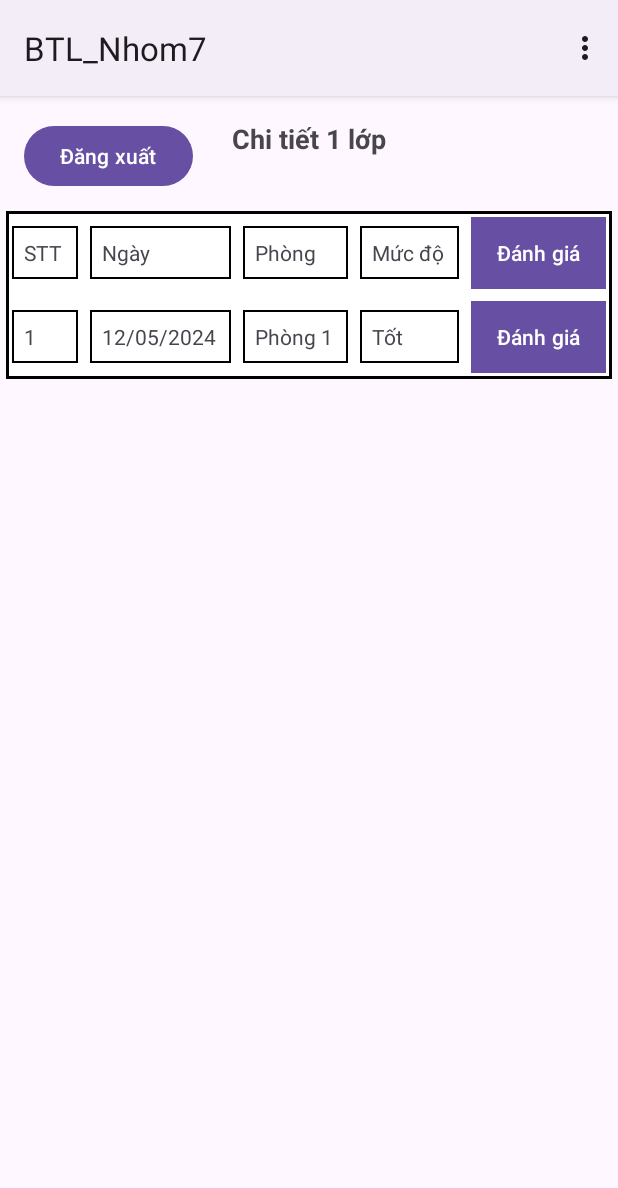
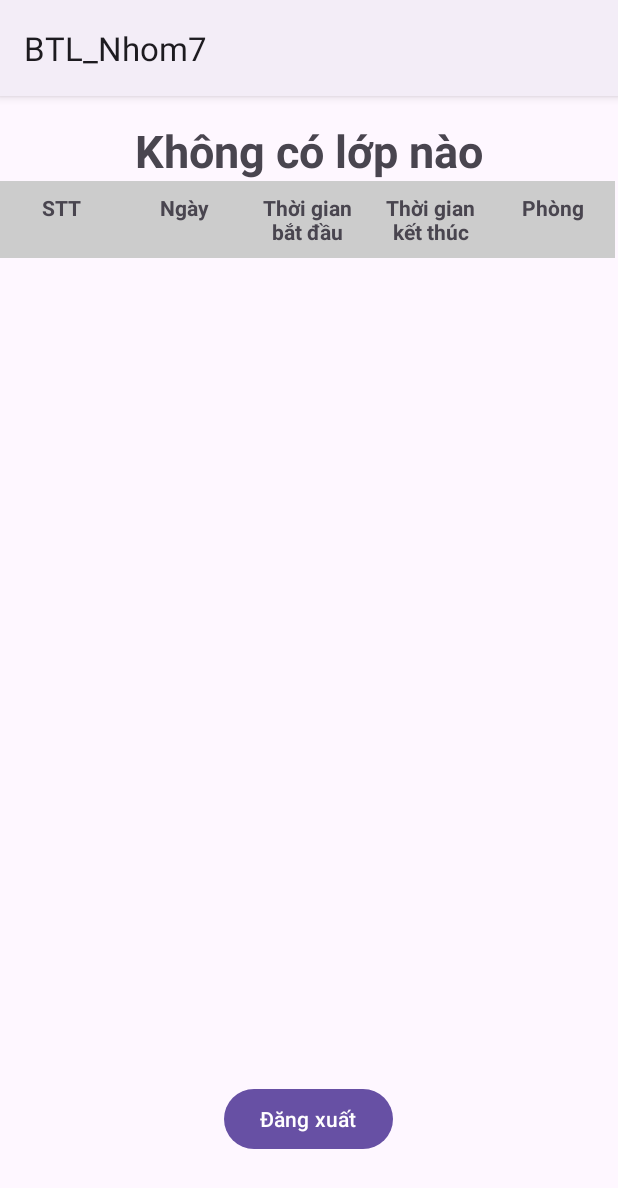
Before and after one commit to hunglydev/BTL_Nhom7, an Android app: the DetailOfClassActivity screen opened directly, with no data from a screen before it, on a phone screen of 412 x 824 dp. Shown: the top 1188 px of the screen. Run offline under Robolectric (Android 15) with nearby library versions, the phone set to English and light mode, and no system bars; 3 statements that could not run were skipped.

Commit message:
feat: see detail when login of student not teacher

```diff
--- a/app/build.gradle.kts
+++ b/app/build.gradle.kts
@@ -40,4 +40,7 @@ dependencies {
     testImplementation(libs.junit)
     androidTestImplementation(libs.ext.junit)
     androidTestImplementation(libs.espresso.core)
+    implementation("androidx.recyclerview:recyclerview:1.3.2")
+    // For control over item selection of both touch and mouse driven selection
+    implementation("androidx.recyclerview:recyclerview-selection:1.1.0")
 }
--- a/app/src/main/java/com/example/btl_nhom7/DetailOfClassActivity.java
+++ b/app/src/main/java/com/example/btl_nhom7/DetailOfClassActivity.java
@@ -1,62 +1,92 @@
 package com.example.btl_nhom7;
 
+import android.content.Intent;
+import android.database.sqlite.SQLiteDatabase;
 import android.os.Bundle;
 import android.view.Menu;
 import android.view.MenuInflater;
 import android.view.MenuItem;
 import android.view.View;
 import android.widget.Button;
+import android.widget.LinearLayout;
+import android.widget.TableRow;
 import android.widget.TextView;
 import android.widget.Toast;
 
 import androidx.appcompat.app.AppCompatActivity;
+import androidx.core.content.ContextCompat;
+import androidx.recyclerview.widget.LinearLayoutManager;
+import androidx.recyclerview.widget.RecyclerView;
+
+import com.example.btl_nhom7.adapter.AssignmentAdapter;
+import com.example.btl_nhom7.database.SqlHelper;
+import com.example.btl_nhom7.databinding.ActivityDetailOfClassBinding;
+import com.example.btl_nhom7.model.Assignment;
+
+import java.util.ArrayList;
 
 public class DetailOfClassActivity extends AppCompatActivity {
-
-    private Button btnLogout;
-    private TextView tvTitle;
+    ActivityDetailOfClassBinding binding;
+    ArrayList<Assignment> assignments = new ArrayList<>();
+    ArrayList<String> classIDs = new ArrayList<>();
+    SqlHelper sqlHelper;
 
     @Override
     protected void onCreate(Bundle savedInstanceState) {
         super.onCreate(savedInstanceState);
-        setContentView(R.layout.activity_detail_of_class);
+        binding = ActivityDetailOfClassBinding.inflate(getLayoutInflater());
+        setContentView(binding.getRoot());
 
-        btnLogout = findViewById(R.id.btn_logout);
-        tvTitle = findViewById(R.id.tv_title);
+        Intent intent = getIntent();
+        String studentId = intent.getStringExtra("data"); // Ensure this key matches what's being passed from LoginActivity.
 
-        // Set logout button click event
-        btnLogout.setOnClickListener(new View.OnClickListener() {
-            @Override
-            public void onClick(View v) {
-                Toast.makeText(DetailOfClassActivity.this, "Logged out", Toast.LENGTH_SHORT).show();
-            }
+        sqlHelper = new SqlHelper(getApplicationContext());
+        classIDs = sqlHelper.getClassOfStudent(studentId); // Assuming this method correctly fetches the class IDs.
+
+        if (!classIDs.isEmpty()) {
+            setupRecyclerView(classIDs.get(0)); // Setup RecyclerView with the first class ID
+            binding.tvTitle.setText("Chi tiết Lớp: " + classIDs.get(0)); // Set the title to the first class
+        }
+        else{
+            binding.tvTitle.setText("Không có lớp nào");
+        }
+        binding.btnLogout.setOnClickListener(v -> {
+            finish();
         });
+    }
+
+    private void setupRecyclerView(String classId) {
+        ArrayList<Assignment> assignments = sqlHelper.getAllAssignmentOfClass(classId);
+        AssignmentAdapter adapter = new AssignmentAdapter(this);
+        adapter.setData(assignments);
+        LinearLayoutManager linearLayoutManager = new LinearLayoutManager(this);
+        binding.rcvDetailOfClass.setLayoutManager(linearLayoutManager);
+        binding.rcvDetailOfClass.setAdapter(adapter);
     }
 
     @Override
     public boolean onCreateOptionsMenu(Menu menu) {
         MenuInflater inflater = getMenuInflater();
         inflater.inflate(R.menu.class_menu, menu);
+
+        // Dynamically add menu items based on class IDs
+        menu.clear();
+        for (int i = 0; i < classIDs.size(); i++) {
+            menu.add(0, Menu.FIRST + i, Menu.NONE, "Lớp " + classIDs.get(i));
+        }
         return true;
     }
 
     @Override
     public boolean onOptionsItemSelected(MenuItem item) {
-        int itemId = item.getItemId();
-        if (itemId == R.id.class1) {
-            tvTitle.setText("Chi tiết Lớp 1");
+        // Handle item selection by class IDs
+        int itemId = item.getItemId() - Menu.FIRST;
+        if (itemId >= 0 && itemId < classIDs.size()) {
+            String selectedClassId = classIDs.get(itemId);
+            binding.tvTitle.setText("Chi tiết Lớp: " + selectedClassId);
+            setupRecyclerView(selectedClassId);
             return true;
-        } else if (itemId == R.id.class2) {
-            tvTitle.setText("Chi tiết Lớp 2");
-            return true;
-        } else if (itemId == R.id.class3) {
-            tvTitle.setText("Chi tiết Lớp 3");
-            return true;
-        } else if (itemId == R.id.class4) {
-            tvTitle.setText("Chi tiết Lớp 4");
-            return true;
-        } else {
-            return super.onOptionsItemSelected(item);
         }
+        return super.onOptionsItemSelected(item);
     }
 }
--- a/app/src/main/res/layout/activity_detail_of_class.xml
+++ b/app/src/main/res/layout/activity_detail_of_class.xml
@@ -1,66 +1,86 @@
 <?xml version="1.0" encoding="utf-8"?>
-<RelativeLayout xmlns:android="http://schemas.android.com/apk/res/android"
+<LinearLayout xmlns:android="http://schemas.android.com/apk/res/android"
     xmlns:tools="http://schemas.android.com/tools"
     android:layout_width="match_parent"
     android:layout_height="match_parent"
+    android:orientation="vertical"
     tools:context=".DetailOfClassActivity">
+    <TextView
+        android:id="@+id/tv_title"
+        android:layout_width="match_parent"
+        android:layout_height="wrap_content"
+        android:textAlignment="center"
+        android:layout_marginTop="16dp"
+        android:text="Lớp 1"
+        android:textSize="30sp"
+        android:textStyle="bold" />
 
-    <!-- Logout Button -->
+
+    <HorizontalScrollView
+        android:layout_width="match_parent"
+        android:layout_height="wrap_content">
+
+        <TableLayout
+            android:layout_width="wrap_content"
+            android:layout_height="wrap_content"
+            android:stretchColumns="*">
+            <TableRow
+                android:layout_width="wrap_content"
+                android:layout_height="wrap_content">
+                <TextView
+                    android:layout_width="0dp"
+                    android:layout_height="match_parent"
+                    android:background="#cccccc"
+                    android:padding="8dp"
+                    android:text="STT"
+                    android:textAlignment="center"
+                    android:textStyle="bold"/>
+                <TextView
+                    android:layout_width="0dp"
+                    android:layout_height="match_parent"
+                    android:text="Ngày"
+                    android:textStyle="bold"
+                    android:padding="8dp"
+                    android:background="#cccccc"
+                    android:textAlignment="center"/>
+                <TextView
+                    android:layout_width="0dp"
+                    android:layout_height="match_parent"
+                    android:text="Thời gian bắt đầu"
+                    android:textStyle="bold"
+                    android:padding="8dp"
+                    android:background="#cccccc"
+                    android:textAlignment="center"/>
+                <TextView
+                    android:layout_width="0dp"
+                    android:layout_height="match_parent"
+                    android:text="Thời gian kết thúc"
+                    android:textStyle="bold"
+                    android:padding="8dp"
+                    android:background="#cccccc"
+                    android:textAlignment="center"/>
+                <TextView
+                    android:layout_width="0dp"
+                    android:layout_height="match_parent"
+                    android:text="Phòng"
+                    android:textStyle="bold"
+                    android:padding="8dp"
+                    android:background="#cccccc"
+                    android:textAlignment="center"/>
+
+            </TableRow>
+        </TableLayout>
+    </HorizontalScrollView>
+
+    <androidx.recyclerview.widget.RecyclerView
+        android:id="@+id/rcvDetailOfClass"
+        android:layout_width="match_parent"
+        android:layout_height="550dp" />
     <Button
         android:id="@+id/btn_logout"
         android:layout_width="wrap_content"
+        android:layout_gravity="center"
         android:layout_height="wrap_content"
-        android:layout_marginTop="16dp"
-        android:layout_marginStart="16dp"
         android:text="Đăng xuất" />
 
-    <!-- Title -->
-    <TextView
-        android:id="@+id/tv_title"
-        android:layout_width="wrap_content"
-        android:layout_height="wrap_content"
-        android:layout_centerHorizontal="true"
-        android:layout_marginTop="16dp"
-        android:text="Chi tiết 1 lớp"
-        android:textSize="18sp"
-        android:textStyle="bold" />
-
-    <!-- ScrollView for Table Layout -->
-    <ScrollView
-        android:layout_width="match_parent"
-        android:layout_height="wrap_content"
-        android:layout_below="@id/tv_title"
-        android:layout_marginTop="16dp"
-        android:padding="4dp">
-
-        <TableLayout
-            android:layout_width="match_parent"
-            android:layout_height="wrap_content"
-            android:layout_below="@+id/tv_title"
-            android:layout_marginTop="16dp"
-            android:padding="0dp"
-            android:stretchColumns="*"
-            android:background="@drawable/table_border">
-
-            <!-- Table Header -->
-            <TableRow>
-                <TextView android:text="STT" android:layout_margin="4dp" android:padding="8dp" android:background="@drawable/cell_border"/>
-                <TextView android:text="Ngày" android:layout_margin="4dp" android:padding="8dp" android:background="@drawable/cell_border"/>
-                <TextView android:text="Phòng" android:layout_margin="4dp" android:padding="8dp" android:background="@drawable/cell_border"/>
-                <TextView android:text="Mức độ" android:layout_margin="4dp" android:padding="8dp" android:background="@drawable/cell_border"/>
-                <Button android:text="Đánh giá" android:layout_margin="4dp" android:padding="8dp" android:background="@drawable/cell_border"/>
-            </TableRow>
-
-
-            <TableRow>
-                <TextView android:text="1" android:layout_margin="4dp" android:padding="8dp" android:background="@drawable/cell_border"/>
-                <TextView android:text="12/05/2024" android:layout_margin="4dp" android:padding="8dp" android:background="@drawable/cell_border"/>
-                <TextView android:text="Phòng 1" android:layout_margin="4dp" android:padding="8dp" android:background="@drawable/cell_border"/>
-                <TextView android:text="Tốt" android:layout_margin="4dp" android:padding="8dp" android:background="@drawable/cell_border"/>
-                <Button android:text="Đánh giá" android:layout_margin="4dp" android:padding="8dp" android:background="@drawable/cell_border"/>
-            </TableRow>
-
-        </TableLayout>
-    </ScrollView>
-
-</RelativeLayout>
+</LinearLayout>
```
Also changed, not shown: app/src/main/java/com/example/btl_nhom7/LoginActivity.java (+37 -2 lines), app/src/main/java/com/example/btl_nhom7/adapter/AssignmentAdapter.java (added, +72 -0 lines), app/src/main/java/com/example/btl_nhom7/database/SqlHelper.java (+182 -15 lines), app/src/main/java/com/example/btl_nhom7/model/Assignment.java (+8 -7 lines), app/src/main/res/layout/activity_login.xml (+5 -5 lines), app/src/main/res/layout/assignment_item.xml (added, +49 -0 lines).
